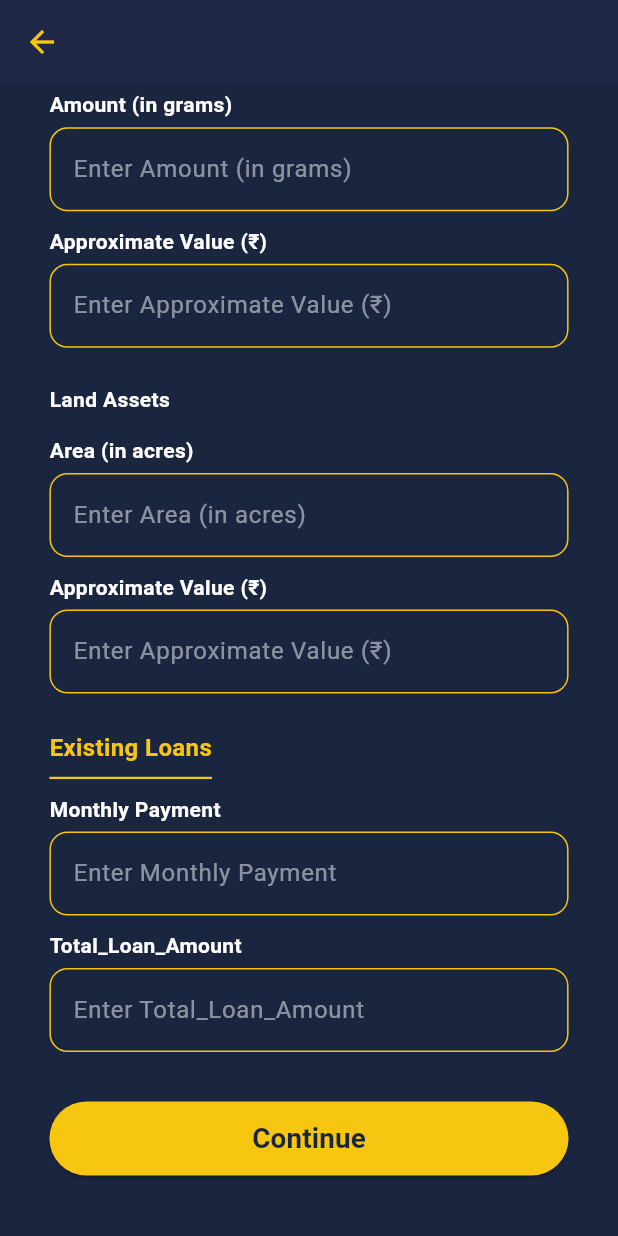
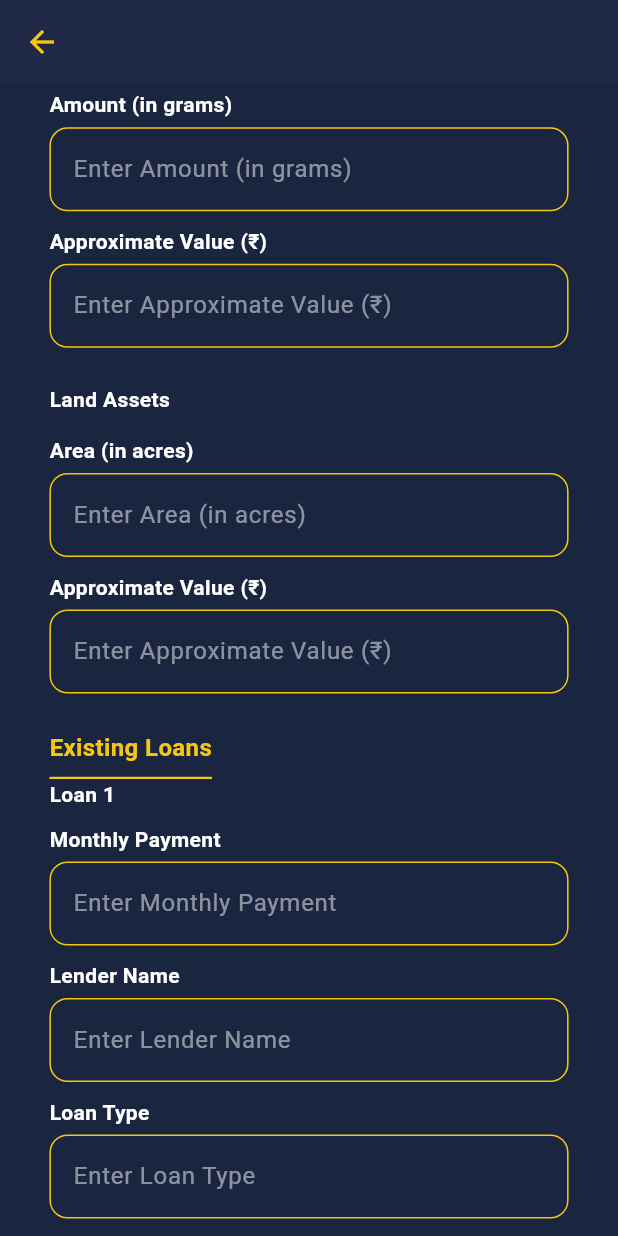
Before and after one commit to Vedanshi27vishu/Shakti-GSC, a Flutter app: the FinancialDetails screen opened directly, scrolled down 429 dp, on a phone screen of 412 x 824 dp. Run offline on Flutter 3.47's test engine with Material 3 defaults, Android fonts, the phone set to English and light mode, and no system bars; our stand-ins replace fl_chart, flutter_otp_text_field, get, google_sign_in, shared_preferences; accounts and stored records are empty.

Commit message:
loan details

```diff
--- a/lib/Screens/FinancialDetails.dart
+++ b/lib/Screens/FinancialDetails.dart
@@ -1,10 +1,10 @@
 import 'dart:convert';
 import 'package:flutter/material.dart';
 import 'package:http/http.dart' as http;
-import 'package:shakti/Widgets/AppWidgets/UnderlineHeading.dart';
 import 'package:shared_preferences/shared_preferences.dart';
 import 'package:shakti/Screens/BusinessDetails.dart';
 import 'package:shakti/Utils/constants/colors.dart';
+import 'package:shakti/Widgets/AppWidgets/UnderlineHeading.dart';
 import 'package:shakti/Widgets/AppWidgets/Continue.dart';
 import 'package:shakti/Widgets/AppWidgets/InputField.dart';
 import 'package:shakti/Widgets/AppWidgets/Subheading.dart';
@@ -19,18 +19,24 @@ class FinancialDetails extends StatefulWidget {
 }
 
 class _FinancialDetailsState extends State<FinancialDetails> {
-  // Controllers for input fields
   final TextEditingController primaryIncomeController = TextEditingController();
-  final TextEditingController additionalIncomeController =
-      TextEditingController();
+  final TextEditingController additionalIncomeController = TextEditingController();
   final TextEditingController goldAmountController = TextEditingController();
   final TextEditingController goldValueController = TextEditingController();
   final TextEditingController landAreaController = TextEditingController();
   final TextEditingController landValueController = TextEditingController();
-  final TextEditingController monthlyloanPaymentController = TextEditingController();
-  final TextEditingController totalloanPaymentController= TextEditingController();
+
   double screenWidth = 0;
   double screenHeight = 0;
+
+  List<Map<String, TextEditingController>> loanControllers = [
+    {
+      "Monthly_Payment": TextEditingController(),
+      "Lender_Name": TextEditingController(),
+      "Loan_Type": TextEditingController(),
+      "Total_Loan_Amount": TextEditingController(),
+    }
+  ];
 
   Future<void> submitFinancialDetails() async {
     final prefs = await SharedPreferences.getInstance();
@@ -43,7 +49,17 @@ Future<void> submitFinancialDetails() async {
       return;
     }
 
-  final url = Uri.parse("http://shaktinxt-env.eba-x3dnqpku.ap-south-1.elasticbeanstalk.com/api/signup/signup2");
+    final url = Uri.parse(
+        "http://shaktinxt-env.eba-x3dnqpku.ap-south-1.elasticbeanstalk.com/api/signup/signup2");
+
+    final loanList = loanControllers.map((loan) {
+      return {
+        "Monthly_Payment": loan["Monthly_Payment"]!.text.trim(),
+        "Lender_Name": loan["Lender_Name"]!.text.trim(),
+        "Loan_Type": loan["Loan_Type"]!.text.trim(),
+        "Total_Loan_Amount": loan["Total_Loan_Amount"]!.text.trim(),
+      };
+    }).toList();
 
     final response = await http.post(
       url,
@@ -51,7 +67,7 @@ Future<void> submitFinancialDetails() async {
         "Content-Type": "application/json",
       },
       body: jsonEncode({
-      "sessionId": sessionId, // ✅ Moved to body
+        "sessionId": sessionId,
         "incomeDetails": {
           "Primary_Monthly_Income": primaryIncomeController.text.trim(),
           "Additional_Monthly_Income": additionalIncomeController.text.trim(),
@@ -62,10 +78,7 @@ Future<void> submitFinancialDetails() async {
           "Land_Asset_Area": landAreaController.text.trim(),
           "Land_Asset_App_Value": landValueController.text.trim(),
         },
-      "existingloanDetails": {
-        "Monthly_Payment": monthlyloanPaymentController.text.trim(),
-        "Total_Loan_Amount": totalloanPaymentController.text.trim(),
-      }
+        "existingloanDetails": loanList,
       }),
     );
 
@@ -88,7 +101,7 @@ Future<void> submitFinancialDetails() async {
     screenHeight = THelperFunctions.screenHeight();
 
     return Scaffold(
-      backgroundColor:Scolor.primary, // Dark background color
+      backgroundColor: Scolor.primary,
       appBar: AppBar(
         backgroundColor: Scolor.primary,
         elevation: 0,
@@ -103,12 +116,8 @@ Future<void> submitFinancialDetails() async {
           child: Column(
             crossAxisAlignment: CrossAxisAlignment.start,
             children: [
-              // Progress Indicator
               ThreeCircle(screenWidth: screenWidth),
-
               SizedBox(height: screenHeight * 0.03),
-
-              // Financial Details Title
               const Text(
                 "Financial Details",
                 style: TextStyle(
@@ -117,52 +126,64 @@ Future<void> submitFinancialDetails() async {
                   fontWeight: FontWeight.bold,
                 ),
               ),
-
               SizedBox(height: screenHeight * 0.02),
-
-              // Section: Income Details
               buildSectionHeader("Income Details"),
-              InputField(
-                  label: "Primary Monthly Income",
-                  controller: primaryIncomeController),
-              InputField(
-                  label: "Additional Monthly Income",
-                  controller: additionalIncomeController),
-
+              InputField(label: "Primary Monthly Income", controller: primaryIncomeController),
+              InputField(label: "Additional Monthly Income", controller: additionalIncomeController),
               SizedBox(height: screenHeight * 0.02),
-
-              // Section: Assets Details
               buildSectionHeader("Assets Details"),
               buildSubSection("Gold Assets"),
-              InputField(
-                  label: "Amount (in grams)", controller: goldAmountController),
-              InputField(
-                  label: "Approximate Value (₹)",
-                  controller: goldValueController),
-
+              InputField(label: "Amount (in grams)", controller: goldAmountController),
+              InputField(label: "Approximate Value (₹)", controller: goldValueController),
               SizedBox(height: screenHeight * 0.02),
-
               buildSubSection("Land Assets"),
-              InputField(
-                  label: "Area (in acres)", controller: landAreaController),
-              InputField(
-                  label: "Approximate Value (₹)",
-                  controller: landValueController),
-
+              InputField(label: "Area (in acres)", controller: landAreaController),
+              InputField(label: "Approximate Value (₹)", controller: landValueController),
               SizedBox(height: screenHeight * 0.02),
-
-              // Section: Existing Loans
               buildSectionHeader("Existing Loans"),
-              InputField(
-                  label: "Monthly Payment", controller: monthlyloanPaymentController),
-              InputField(
-                  label: "Total_Loan_Amount", controller: totalloanPaymentController),
-
+              Column(
+                children: List.generate(loanControllers.length, (index) {
+                  final loan = loanControllers[index];
+                  return Column(
+                    crossAxisAlignment: CrossAxisAlignment.start,
+                    children: [
+                      Text(
+                        "Loan ${index + 1}",
+                        style: const TextStyle(color: Colors.white, fontWeight: FontWeight.bold),
+                      ),
+                      InputField(label: "Monthly Payment", controller: loan["Monthly_Payment"]!),
+                      InputField(label: "Lender Name", controller: loan["Lender_Name"]!),
+                      InputField(label: "Loan Type", controller: loan["Loan_Type"]!),
+                      InputField(label: "Total Loan Amount", controller: loan["Total_Loan_Amount"]!),
+                      const SizedBox(height: 16),
+                    ],
+                  );
+                }),
+              ),
+              Align(
+                alignment: Alignment.centerLeft,
+                child: TextButton.icon(
+                  onPressed: () {
+                    setState(() {
+                      loanControllers.add({
+                        "Monthly_Payment": TextEditingController(),
+                        "Lender_Name": TextEditingController(),
+                        "Loan_Type": TextEditingController(),
+                        "Total_Loan_Amount": TextEditingController(),
+                      });
+                    });
+                  },
+                  icon: const Icon(Icons.add, color: Colors.white),
+                  label: const Text("Add Another Loan", style: TextStyle(color: Colors.white)),
+                ),
+              ),
               SizedBox(height: screenHeight * 0.04),
-
-              // Continue Button
-             ContinueButton(screenHeight: screenHeight, screenWidth: screenWidth, text: "Continue", onPressed:submitFinancialDetails, ),
-
+              ContinueButton(
+                screenHeight: screenHeight,
+                screenWidth: screenWidth,
+                text: "Continue",
+                onPressed: submitFinancialDetails,
+              ),
               SizedBox(height: screenHeight * 0.05),
             ],
           ),
```
Also changed, not shown: 4 other files. Lines whose indentation alone changed are shown as unchanged.
